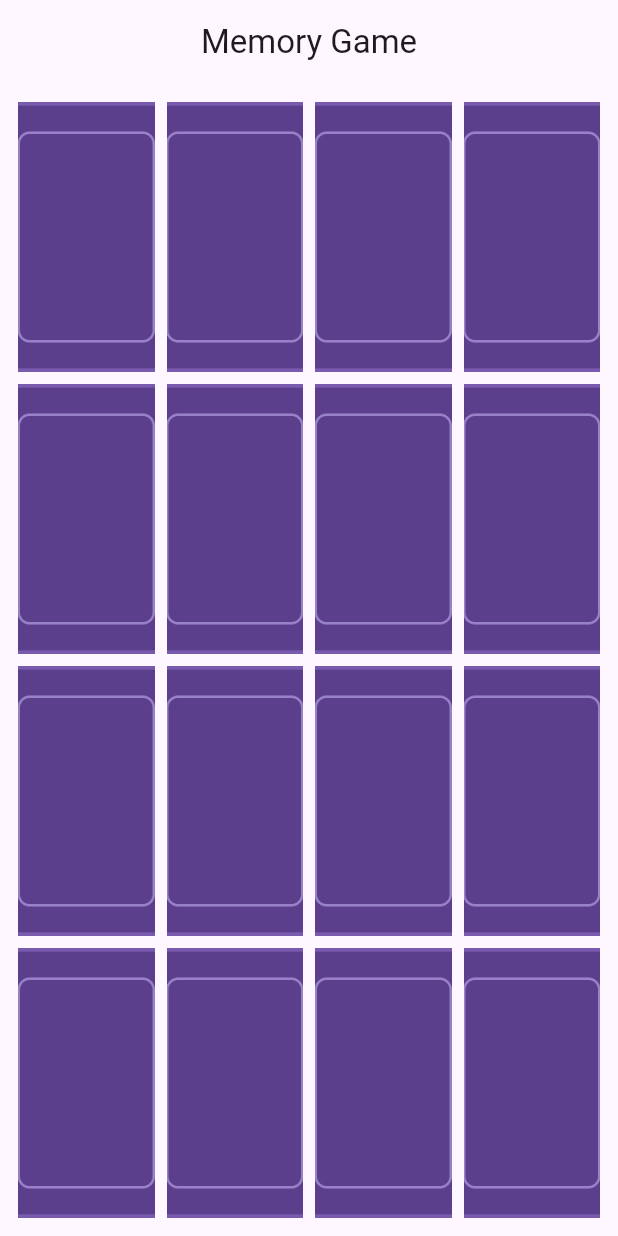
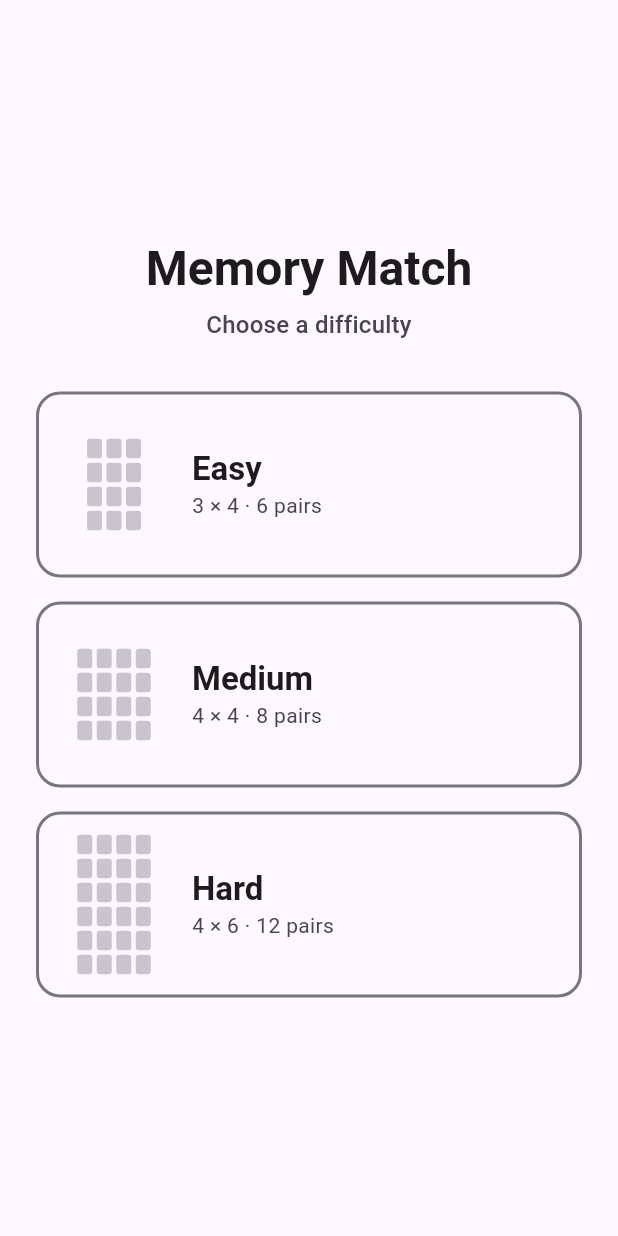
Before and after one commit to Hailey9164/Memory-Match, a Flutter app: the screen it shows after launch, on a phone screen of 412 x 824 dp. Run offline on Flutter 3.47's test engine with Material 3 defaults, Android fonts, the phone set to English and light mode, and no system bars.

Commit message:
phase 4 done
works on chrome but i can not get it to work on the emulator

```diff
--- a/lib/main.dart
+++ b/lib/main.dart
@@ -1,13 +1,12 @@
 import 'package:flutter/material.dart';
 
-import 'screens/game_screen.dart';
+import 'screens/menu_screen.dart';
 
 void main() {
   runApp(const MemoryMatchApp());
 }
 
-/// The root of the app. For now it opens straight to the game screen.
-/// When the menu screen exists, change `home` to point at it.
+/// The root of the app. It opens on the difficulty menu.
 class MemoryMatchApp extends StatelessWidget {
   const MemoryMatchApp({super.key});
 
@@ -16,7 +15,7 @@ class MemoryMatchApp extends StatelessWidget {
     return MaterialApp(
       title: 'Memory Match',
       debugShowCheckedModeBanner: false,
-      home: const GameScreen(),
+      home: const MenuScreen(),
     );
   }
 }
--- a/lib/screens/game_screen.dart
+++ b/lib/screens/game_screen.dart
@@ -1,12 +1,15 @@
 import 'package:flutter/material.dart';
 
+import '../game/memory_game.dart';
 import '../models/grid_size.dart';
-import '../game/memory_game.dart';
+import '../utils/board_layout.dart';
 import '../widgets/memory_card.dart';
 
+class GameScreen extends StatefulWidget {
+  const GameScreen({super.key, this.gridSize = GridSize.medium});
 
-class GameScreen extends StatefulWidget {
-  const GameScreen({super.key});
+  // The difficulty to play: Easy, Medium, or Hard.
+  final GridSize gridSize;
 
   @override
   State<GameScreen> createState() {
@@ -15,24 +18,24 @@ class GameScreen extends StatefulWidget {
 }
 
 class _GameScreenState extends State<GameScreen> {
-  // Creates a 4 by 4 board
-  // Only creating a medium board for Phase 3
   late final MemoryGame game;
 
   @override
   void initState() {
     super.initState();
 
-    // Creates the game using the Medium grid for now.
+    // Creates the game using the grid chosen on the menu.
     game = MemoryGame(
-      GridSize.medium,
+      widget.gridSize,
 
       // Wrong cards stay visible for 1000 milliseconds.
       mismatchDelay: const Duration(milliseconds: 1000),
     );
   }
+
   @override
   void dispose() {
+    // Stops a pending flip-back so it cannot run after the screen is gone.
     game.dispose();
     super.dispose();
   }
@@ -55,53 +58,37 @@ class _GameScreenState extends State<GameScreen> {
             child: Padding(
               padding: const EdgeInsets.all(12),
 
-              // Column places the grid in the screen.
-              child: Column(
-                children: [
-                  Expanded(
               child: LayoutBuilder(
                 // Tells us the available width and height for the grid.
                 builder: (context, constraints) {
                   const spacing = 8.0;
 
-                        // Finds the total space used by
-                        // the gaps between columns.
-                        final columnSpacing =
-                            spacing *
-                                (game.size.columns - 1);
+                  // Finds the biggest cards that keep the 8:11 card shape
+                  // and still fit every row and column on the screen.
+                  final layout = boardLayout(
+                    game.size,
+                    Size(constraints.maxWidth, constraints.maxHeight),
+                    spacing: spacing,
+                  );
 
-                        // Finds the width of one card.
-                        final cardWidth =
-                            (constraints.maxWidth -
-                                columnSpacing) /
-                                game.size.columns;
+                  // Centers the grid in the space that is left over.
+                  return Center(
+                    child: SizedBox(
+                      width: layout.gridWidth,
+                      height: layout.gridHeight,
 
-                        // Finds the total space used by
-                        // the gaps between rows.
-                        final rowSpacing =
-                            spacing *
-                                (game.size.rows - 1);
+                      child: GridView.builder(
+                        // The grid already fits, so it never scrolls.
+                        physics: const NeverScrollableScrollPhysics(),
 
-                        // Finds the height of one card.
-                        final cardHeight =
-                            (constraints.maxHeight -
-                                rowSpacing) /
-                                game.size.rows;
-
-                        // Tells Flutter the shape of each card.
-                        final cardRatio =
-                            cardWidth / cardHeight;
-
-                        return GridView.builder(
                         // Creates one space for every card.
                         itemCount: game.cards.length,
 
                         // Sets up the rows and columns.
                         gridDelegate:
                         SliverGridDelegateWithFixedCrossAxisCount(
-                            // Medium uses 4 columns.
-                            crossAxisCount:
-                            game.size.columns,
+                          // Easy uses 3 columns, Medium and Hard use 4.
+                          crossAxisCount: game.size.columns,
 
                           // Space between columns.
                           crossAxisSpacing: spacing,
@@ -109,8 +96,8 @@ class _GameScreenState extends State<GameScreen> {
                           // Space between rows.
                           mainAxisSpacing: spacing,
 
-                            // Makes cards fit the available space.
-                            childAspectRatio: cardRatio,
+                          // Every card has the same 8:11 shape as the images.
+                          childAspectRatio: cardAspectRatio,
                         ),
 
                         // Builds each card.
@@ -129,8 +116,43 @@ class _GameScreenState extends State<GameScreen> {
                             },
                           );
                         },
+                      ),
+                    ),
                   );
                 },
+              ),
+            ),
+          ),
+
+          // The two buttons under the board.
+          bottomNavigationBar: SafeArea(
+            child: Padding(
+              padding: const EdgeInsets.fromLTRB(12, 0, 12, 12),
+              child: Row(
+                children: [
+                  // Restart deals a new shuffled board on the same difficulty.
+                  Expanded(
+                    child: OutlinedButton(
+                      onPressed: game.restart,
+                      style: OutlinedButton.styleFrom(
+                        minimumSize: const Size.fromHeight(48),
+                      ),
+                      child: const Text('Restart'),
+                    ),
+                  ),
+
+                  const SizedBox(width: 12),
+
+                  // Menu goes back to the difficulty screen.
+                  Expanded(
+                    child: OutlinedButton(
+                      onPressed: () {
+                        Navigator.of(context).maybePop();
+                      },
+                      style: OutlinedButton.styleFrom(
+                        minimumSize: const Size.fromHeight(48),
+                      ),
+                      child: const Text('Menu'),
                     ),
                   ),
                 ],
--- /dev/null
+++ b/lib/screens/menu_screen.dart
@@ -0,0 +1,78 @@
+import 'package:flutter/material.dart';
+
+import '../models/grid_size.dart';
+import '../widgets/difficulty_button.dart';
+import 'game_screen.dart';
+
+/// The first screen: the player picks a difficulty and a new round starts.
+class MenuScreen extends StatelessWidget {
+  const MenuScreen({super.key});
+
+  /// Opens the game board for the chosen grid size.
+  void _startGame(BuildContext context, GridSize size) {
+    Navigator.of(context).push(
+      MaterialPageRoute<void>(
+        builder: (context) => GameScreen(gridSize: size),
+      ),
+    );
+  }
+
+  @override
+  Widget build(BuildContext context) {
+    final theme = Theme.of(context);
+
+    return Scaffold(
+      body: SafeArea(
+        child: Center(
+          // Scrolls on a very small screen instead of overflowing.
+          child: SingleChildScrollView(
+            padding: const EdgeInsets.all(24),
+            child: ConstrainedBox(
+              // Keeps the buttons from stretching too wide on a tablet.
+              constraints: const BoxConstraints(maxWidth: 480),
+              child: Column(
+                mainAxisSize: MainAxisSize.min,
+                crossAxisAlignment: CrossAxisAlignment.stretch,
+                children: [
+                  Text(
+                    'Memory Match',
+                    textAlign: TextAlign.center,
+                    style: theme.textTheme.headlineLarge?.copyWith(
+                      fontWeight: FontWeight.bold,
+                    ),
+                  ),
+                  const SizedBox(height: 6),
+                  Text(
+                    'Choose a difficulty',
+                    textAlign: TextAlign.center,
+                    style: theme.textTheme.titleMedium?.copyWith(
+                      color: theme.colorScheme.onSurfaceVariant,
+                    ),
+                  ),
+                  const SizedBox(height: 32),
+                  DifficultyButton(
+                    label: 'Easy',
+                    size: GridSize.easy,
+                    onPressed: () => _startGame(context, GridSize.easy),
+                  ),
+                  const SizedBox(height: 16),
+                  DifficultyButton(
+                    label: 'Medium',
+                    size: GridSize.medium,
+                    onPressed: () => _startGame(context, GridSize.medium),
+                  ),
+                  const SizedBox(height: 16),
+                  DifficultyButton(
+                    label: 'Hard',
+                    size: GridSize.hard,
+                    onPressed: () => _startGame(context, GridSize.hard),
+                  ),
+                ],
+              ),
+            ),
+          ),
+        ),
+      ),
+    );
+  }
+}
--- /dev/null
+++ b/lib/widgets/difficulty_button.dart
@@ -0,0 +1,107 @@
+import 'package:flutter/material.dart';
+
+import '../models/grid_size.dart';
+
+/// One big button on the menu: a mini picture of the grid, the difficulty
+/// name, and the grid size with its pair count, such as "4 × 4 · 8 pairs".
+class DifficultyButton extends StatelessWidget {
+  const DifficultyButton({
+    super.key,
+    required this.label,
+    required this.size,
+    required this.onPressed,
+  });
+
+  /// The difficulty name, such as "Easy".
+  final String label;
+
+  /// The grid this difficulty plays on.
+  final GridSize size;
+
+  /// Called when the button is tapped.
+  final VoidCallback onPressed;
+
+  @override
+  Widget build(BuildContext context) {
+    final theme = Theme.of(context);
+
+    return OutlinedButton(
+      onPressed: onPressed,
+      style: OutlinedButton.styleFrom(
+        // Full width and 124 tall, so it is easy to tap.
+        minimumSize: const Size.fromHeight(124),
+        padding: const EdgeInsets.symmetric(horizontal: 20, vertical: 14),
+        shape: RoundedRectangleBorder(borderRadius: BorderRadius.circular(16)),
+        side: BorderSide(width: 2, color: theme.colorScheme.outline),
+      ),
+      child: Row(
+        children: [
+          // The mini grid is only a picture, so screen readers skip it.
+          ExcludeSemantics(
+            child: SizedBox(width: 64, child: Center(child: _MiniGrid(size))),
+          ),
+          const SizedBox(width: 20),
+          Column(
+            mainAxisSize: MainAxisSize.min,
+            crossAxisAlignment: CrossAxisAlignment.start,
+            children: [
+              Text(
+                label,
+                style: theme.textTheme.titleLarge?.copyWith(
+                  fontWeight: FontWeight.bold,
+                ),
+              ),
+              Text(
+                '${size.columns} × ${size.rows} · ${size.pairCount} pairs',
+                style: theme.textTheme.bodyMedium?.copyWith(
+                  color: theme.colorScheme.onSurfaceVariant,
+                ),
+              ),
+            ],
+          ),
+        ],
+      ),
+    );
+  }
+}
+
+/// A small picture of the grid: one little rounded rectangle per card.
+class _MiniGrid extends StatelessWidget {
+  const _MiniGrid(this.size);
+
+  final GridSize size;
+
+  static const double _cellWidth = 10;
+  static const double _cellHeight = 13;
+  static const double _gap = 3;
+
+  @override
+  Widget build(BuildContext context) {
+    final color = Theme.of(context).colorScheme.outlineVariant;
+
+    return Column(
+      mainAxisSize: MainAxisSize.min,
+      children: [
+        for (var row = 0; row < size.rows; row++) ...[
+          if (row > 0) const SizedBox(height: _gap),
+          Row(
+            mainAxisSize: MainAxisSize.min,
+            children: [
+              for (var column = 0; column < size.columns; column++) ...[
+                if (column > 0) const SizedBox(width: _gap),
+                Container(
+                  width: _cellWidth,
+                  height: _cellHeight,
+                  decoration: BoxDecoration(
+                    color: color,
+                    borderRadius: BorderRadius.circular(2),
+                  ),
+                ),
+              ],
+            ],
+          ),
+        ],
+      ],
+    );
+  }
+}
```
Also changed, not shown: lib/game/memory_game.dart (+22 -4 lines), lib/utils/board_layout.dart (added, +66 -0 lines). Lines whose indentation alone changed are shown as unchanged.
